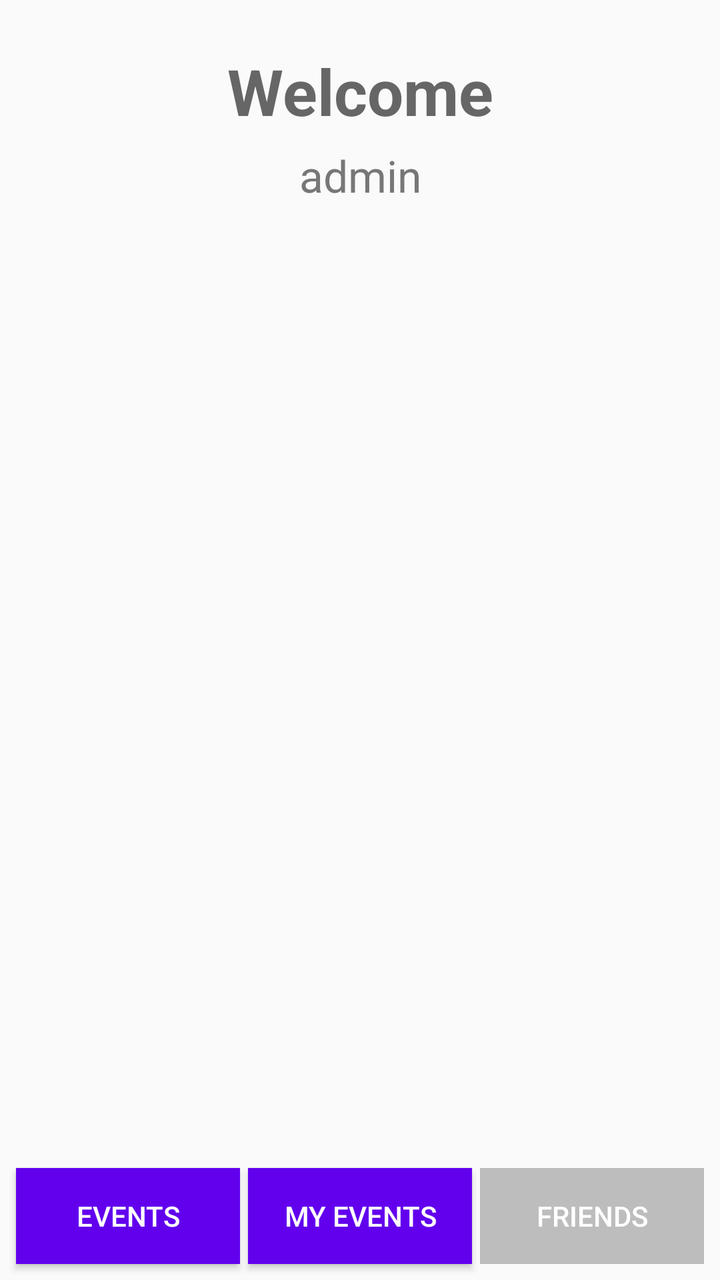
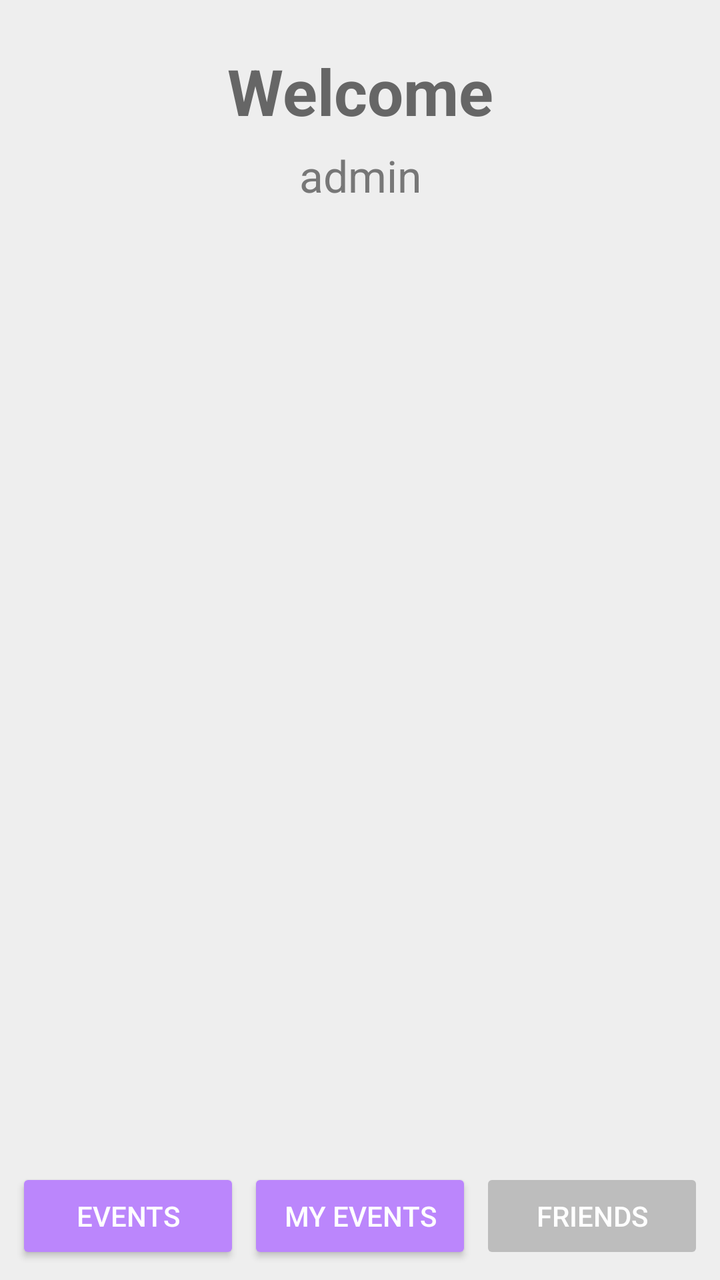

Before-and-after screenshots of an Android layout around one commit, followed by the original layout XML and the change that was made.
<!-- AndroidManifest.xml: application theme Theme.EventsApp -->
<!-- res/layout/activity_events.xml -->
<?xml version="1.0" encoding="utf-8"?>
<android.support.constraint.ConstraintLayout xmlns:android="http://schemas.android.com/apk/res/android"
    xmlns:app="http://schemas.android.com/apk/res-auto"
    xmlns:tools="http://schemas.android.com/tools"
    android:layout_width="match_parent"
    android:layout_height="match_parent"
    tools:context=".EventsActivity">

    <TextView
        android:id="@+id/tvWelcome"
        android:layout_width="wrap_content"
        android:layout_height="wrap_content"
        android:layout_marginTop="24dp"
        android:text="Welcome"
        android:textColor="#666666"
        android:textSize="32sp"
        android:textStyle="bold"
        app:layout_constraintTop_toTopOf="parent"
        app:layout_constraintStart_toStartOf="parent"
        app:layout_constraintEnd_toEndOf="parent" />

    <TextView
        android:id="@+id/tvUsername"
        android:layout_width="wrap_content"
        android:layout_height="wrap_content"
        android:layout_marginTop="6dp"
        android:text="admin"
        android:textColor="#777777"
        android:textSize="22sp"
        app:layout_constraintTop_toBottomOf="@id/tvWelcome"
        app:layout_constraintStart_toStartOf="parent"
        app:layout_constraintEnd_toEndOf="parent" />

    <FrameLayout
        android:id="@+id/fragmentContainer"
        android:layout_width="0dp"
        android:layout_height="0dp"
        android:layout_marginTop="24dp"
        android:layout_marginBottom="16dp"
        app:layout_constraintTop_toBottomOf="@id/tvUsername"
        app:layout_constraintBottom_toTopOf="@id/btnEvents"
        app:layout_constraintStart_toStartOf="parent"
        app:layout_constraintEnd_toEndOf="parent" />

    <Button
        android:id="@+id/btnEvents"
        android:layout_width="0dp"
        android:layout_height="wrap_content"
        android:layout_marginStart="8dp"
        android:layout_marginEnd="2dp"
        android:layout_marginBottom="8dp"
        android:background="#6200EE"
        android:text="EVENTS"
        android:textColor="#FFFFFF"
        app:layout_constraintBottom_toBottomOf="parent"
        app:layout_constraintStart_toStartOf="parent"
        app:layout_constraintEnd_toStartOf="@id/btnMyEvents" />

    <Button
        android:id="@+id/btnMyEvents"
        android:layout_width="0dp"
        android:layout_height="wrap_content"
        android:layout_marginStart="2dp"
        android:layout_marginEnd="2dp"
        android:layout_marginBottom="8dp"
        android:background="#6200EE"
        android:text="MY EVENTS"
        android:textColor="#FFFFFF"
        app:layout_constraintBottom_toBottomOf="parent"
        app:layout_constraintStart_toEndOf="@id/btnEvents"
        app:layout_constraintEnd_toStartOf="@id/btnFriends" />

    <Button
        android:id="@+id/btnFriends"
        android:layout_width="0dp"
        android:layout_height="wrap_content"
        android:layout_marginStart="2dp"
        android:layout_marginEnd="8dp"
        android:layout_marginBottom="8dp"
        android:background="#BDBDBD"
        android:enabled="false"
        android:text="FRIENDS"
        android:textColor="#FFFFFF"
        app:layout_constraintBottom_toBottomOf="parent"
        app:layout_constraintStart_toEndOf="@id/btnMyEvents"
        app:layout_constraintEnd_toEndOf="parent" />

</android.support.constraint.ConstraintLayout>
<!-- resources referenced by this layout -->
<resources>
  <style name="Theme.EventsApp" parent="Theme.AppCompat.Light.DarkActionBar">
          
          <item name="colorPrimary">@color/purple_500</item>
          <item name="colorPrimaryDark">@color/purple_700</item>
          <item name="colorAccent">@color/teal_200</item>
          
      </style>
  <color name="purple_500">#FF6200EE</color>
  <color name="purple_700">#FF3700B3</color>
  <color name="teal_200">#FF03DAC5</color>
</resources>

<!-- the commit's change to res/layout/activity_events.xml (unified diff, before → after) -->
@@ -1,88 +1,94 @@
 <?xml version="1.0" encoding="utf-8"?>
-<android.support.constraint.ConstraintLayout xmlns:android="http://schemas.android.com/apk/res/android"
-    xmlns:app="http://schemas.android.com/apk/res-auto"
-    xmlns:tools="http://schemas.android.com/tools"
+<LinearLayout
+    xmlns:android="http://schemas.android.com/apk/res/android"
     android:layout_width="match_parent"
     android:layout_height="match_parent"
-    tools:context=".EventsActivity">
+    android:orientation="vertical"
+    android:background="@color/light_gray">
+
+    <Space
+        android:layout_width="match_parent"
+        android:layout_height="24dp" />
 
     <TextView
         android:id="@+id/tvWelcome"
-        android:layout_width="wrap_content"
+        android:layout_width="match_parent"
         android:layout_height="wrap_content"
-        android:layout_marginTop="24dp"
-        android:text="Welcome"
-        android:textColor="#666666"
+        android:gravity="center"
+        android:text="@string/welcome"
+        android:textColor="@color/welcome_text"
         android:textSize="32sp"
-        android:textStyle="bold"
-        app:layout_constraintTop_toTopOf="parent"
-        app:layout_constraintStart_toStartOf="parent"
-        app:layout_constraintEnd_toEndOf="parent" />
+        android:textStyle="bold" />
+
+    <Space
+        android:layout_width="match_parent"
+        android:layout_height="6dp" />
 
     <TextView
         android:id="@+id/tvUsername"
-        android:layout_width="wrap_content"
+        android:layout_width="match_parent"
         android:layout_height="wrap_content"
-        android:layout_marginTop="6dp"
-        android:text="admin"
-        android:textColor="#777777"
-        android:textSize="22sp"
-        app:layout_constraintTop_toBottomOf="@id/tvWelcome"
-        app:layout_constraintStart_toStartOf="parent"
-        app:layout_constraintEnd_toEndOf="parent" />
+        android:gravity="center"
+        android:text="@string/default_username"
+        android:textColor="@color/gray_text"
+        android:textSize="22sp" />
+
+    <Space
+        android:layout_width="match_parent"
+        android:layout_height="24dp" />
 
     <FrameLayout
         android:id="@+id/fragmentContainer"
-        android:layout_width="0dp"
+        android:layout_width="match_parent"
         android:layout_height="0dp"
-        android:layout_marginTop="24dp"
-        android:layout_marginBottom="16dp"
-        app:layout_constraintTop_toBottomOf="@id/tvUsername"
-        app:layout_constraintBottom_toTopOf="@id/btnEvents"
-        app:layout_constraintStart_toStartOf="parent"
-        app:layout_constraintEnd_toEndOf="parent" />
+        android:layout_weight="1" />
 
-    <Button
-        android:id="@+id/btnEvents"
-        android:layout_width="0dp"
+    <Space
+        android:layout_width="match_parent"
+        android:layout_height="16dp" />
+
+    <LinearLayout
+        android:layout_width="match_parent"
         android:layout_height="wrap_content"
-        android:layout_marginStart="8dp"
-        android:layout_marginEnd="2dp"
-        android:layout_marginBottom="8dp"
-        android:background="#6200EE"
-        android:text="EVENTS"
-        android:textColor="#FFFFFF"
-        app:layout_constraintBottom_toBottomOf="parent"
-        app:layout_constraintStart_toStartOf="parent"
-        app:layout_constraintEnd_toStartOf="@id/btnMyEvents" />
+        android:orientation="horizontal"
+        android:padding="8dp">
 
-    <Button
-        android:id="@+id/btnMyEvents"
-        android:layout_width="0dp"
-        android:layout_height="wrap_content"
-        android:layout_marginStart="2dp"
-        android:layout_marginEnd="2dp"
-        android:layout_marginBottom="8dp"
-        android:background="#6200EE"
-        android:text="MY EVENTS"
-        android:textColor="#FFFFFF"
-        app:layout_constraintBottom_toBottomOf="parent"
-        app:layout_constraintStart_toEndOf="@id/btnEvents"
-        app:layout_constraintEnd_toStartOf="@id/btnFriends" />
+        <Button
+            android:id="@+id/btnEvents"
+            android:layout_width="0dp"
+            android:layout_height="wrap_content"
+            android:layout_weight="1"
+            android:backgroundTint="@color/purple_200"
+            android:text="@string/events_upper"
+            android:textColor="@color/white" />
 
-    <Button
-        android:id="@+id/btnFriends"
-        android:layout_width="0dp"
-        android:layout_height="wrap_content"
-        android:layout_marginStart="2dp"
-        android:layout_marginEnd="8dp"
-        android:layout_marginBottom="8dp"
-        android:background="#BDBDBD"
-        android:enabled="false"
-        android:text="FRIENDS"
-        android:textColor="#FFFFFF"
-        app:layout_constraintBottom_toBottomOf="parent"
-        app:layout_constraintStart_toEndOf="@id/btnMyEvents"
-        app:layout_constraintEnd_toEndOf="parent" />
+        <Space
+            android:layout_width="4dp"
+            android:layout_height="match_parent" />
 
-</android.support.constraint.ConstraintLayout>
+        <Button
+            android:id="@+id/btnMyEvents"
+            android:layout_width="0dp"
+            android:layout_height="wrap_content"
+            android:layout_weight="1"
+            android:backgroundTint="@color/purple_200"
+            android:text="@string/my_events_upper"
+            android:textColor="@color/white" />
+
+        <Space
+            android:layout_width="4dp"
+            android:layout_height="match_parent" />
+
+        <Button
+            android:id="@+id/btnFriends"
+            android:layout_width="0dp"
+            android:layout_height="wrap_content"
+            android:layout_weight="1"
+            android:backgroundTint="@color/disabled"
+            android:enabled="false"
+            android:text="@string/friends_upper"
+            android:textColor="@color/white" />
+
+    </LinearLayout>
+
+</LinearLayout>
<!-- resource entries referenced after the edit -->
@@ -1,5 +1,16 @@
 <!-- resources referenced by this layout -->
 <resources>
+  <color name="disabled">#BDBDBD</color>
+  <color name="gray_text">#777777</color>
+  <color name="light_gray">#EEEEEE</color>
+  <color name="purple_200">#FFBB86FC</color>
+  <color name="welcome_text">#666666</color>
+  <color name="white">#FFFFFF</color>
+  <string name="default_username">admin</string>
+  <string name="events_upper">EVENTS</string>
+  <string name="friends_upper">FRIENDS</string>
+  <string name="my_events_upper">MY EVENTS</string>
+  <string name="welcome">Welcome</string>
   <style name="Theme.EventsApp" parent="Theme.AppCompat.Light.DarkActionBar">
           
           <item name="colorPrimary">@color/purple_500</item>
